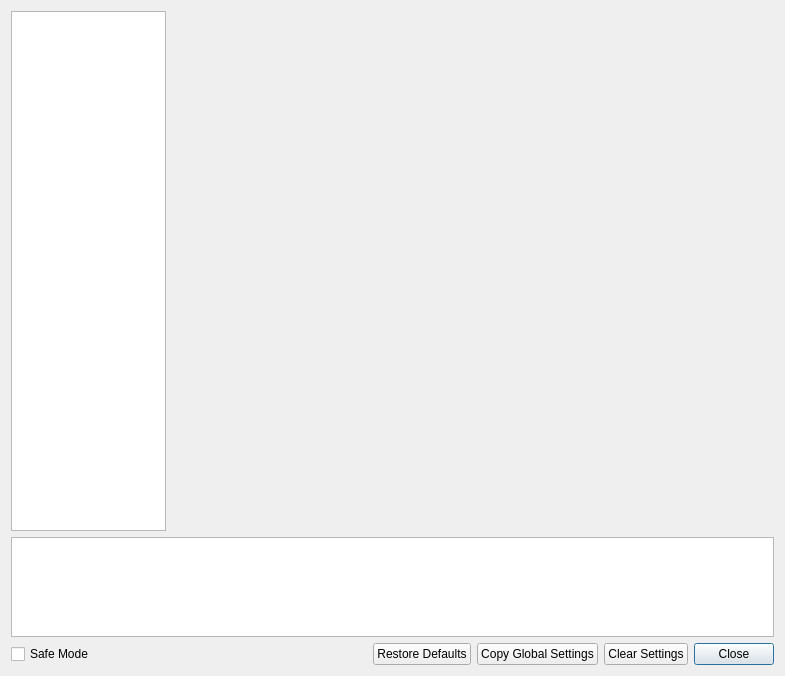
First picture: the form in src/duckstation-qt/settingswindow.ui, repository stenzek/duckstation, before the edit.
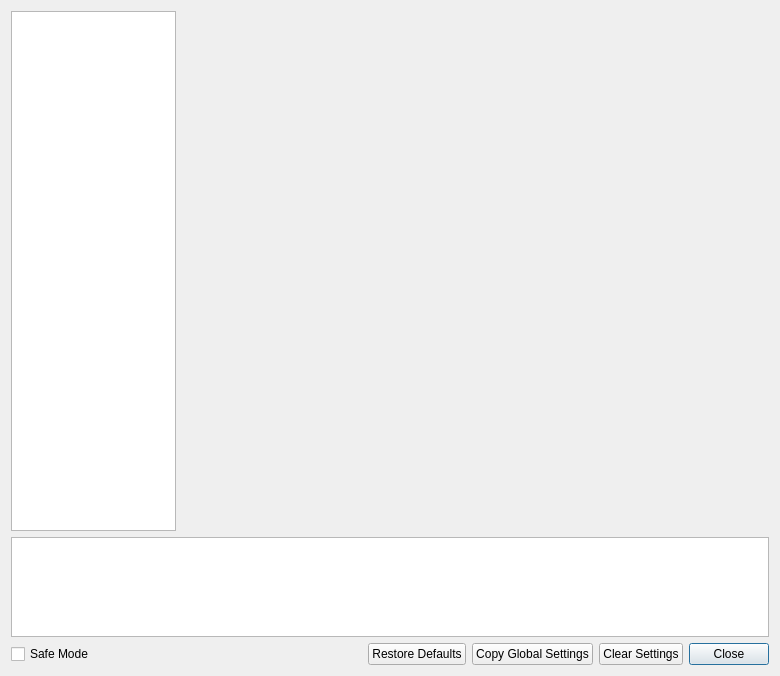
Second picture: the form after the edit. Icons and pictures are not drawn.

```diff
--- a/src/duckstation-qt/settingswindow.ui
+++ b/src/duckstation-qt/settingswindow.ui
@@ -6,7 +6,7 @@
    <rect>
     <x>0</x>
     <y>0</y>
-    <width>785</width>
+    <width>780</width>
     <height>676</height>
    </rect>
   </property>
@@ -36,20 +36,20 @@
      </property>
      <property name="minimumSize">
       <size>
-       <width>155</width>
+       <width>165</width>
        <height>0</height>
       </size>
      </property>
      <property name="maximumSize">
       <size>
-       <width>155</width>
+       <width>165</width>
        <height>16777215</height>
       </size>
      </property>
      <property name="iconSize">
       <size>
-       <width>32</width>
-       <height>32</height>
+       <width>28</width>
+       <height>28</height>
       </size>
      </property>
      <property name="wordWrap">
```
